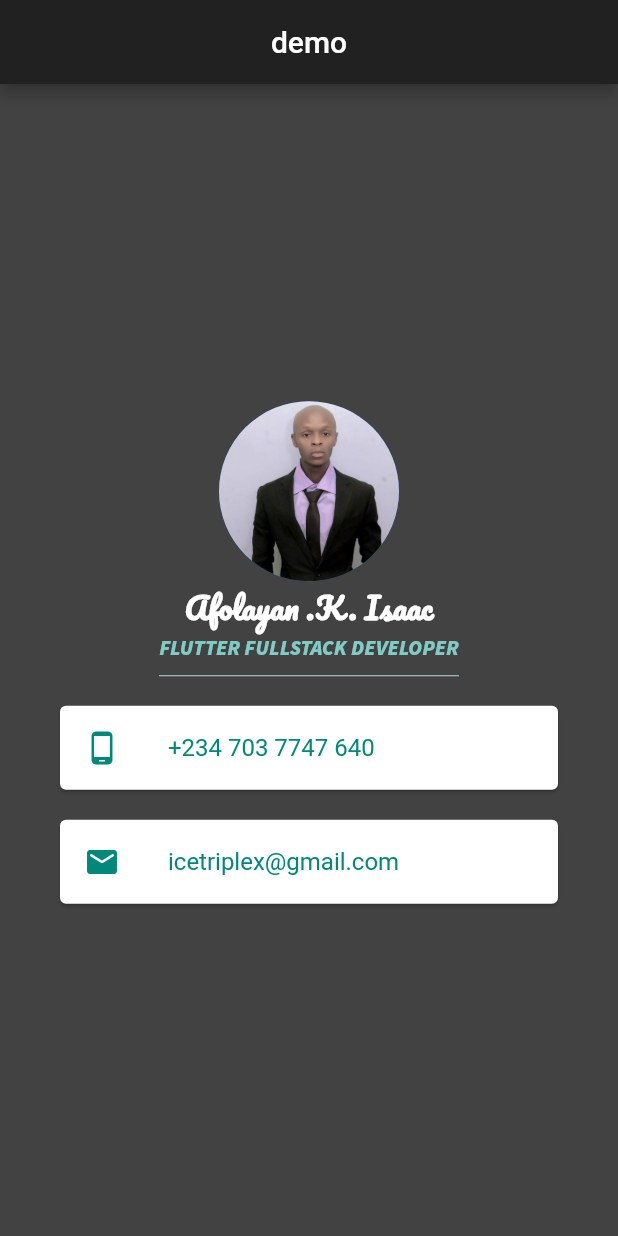
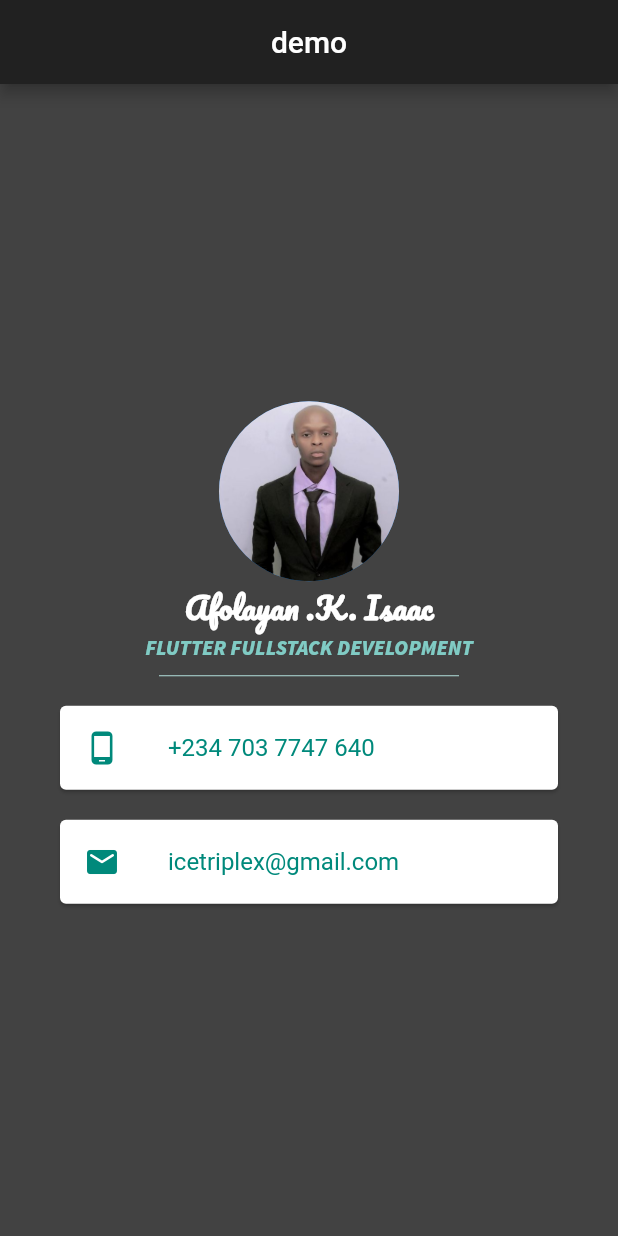
Before and after one commit to mr4th/flutter_card, a Flutter app: the screen it shows after launch, on a phone screen of 412 x 824 dp. Run offline on Flutter 3.47's test engine with Material 2 defaults, Android fonts, the phone set to English and light mode, and no system bars; Roboto replaces fonts that are missing (SourceSansPro-Black).

Commit message:
Update body text

```diff
--- a/lib/main.dart
+++ b/lib/main.dart
@@ -35,7 +35,7 @@ class mi_card extends StatelessWidget {
                 ),
               ),
               Text(
-                'FLUTTER FULLSTACK DEVELOPER',
+                'FLUTTER FULLSTACK DEVELOPMENT',
                 style: TextStyle(
                     color: Colors.teal.shade200,
                     fontFamily: 'SourceSansPro-BlackItalic'),
```
